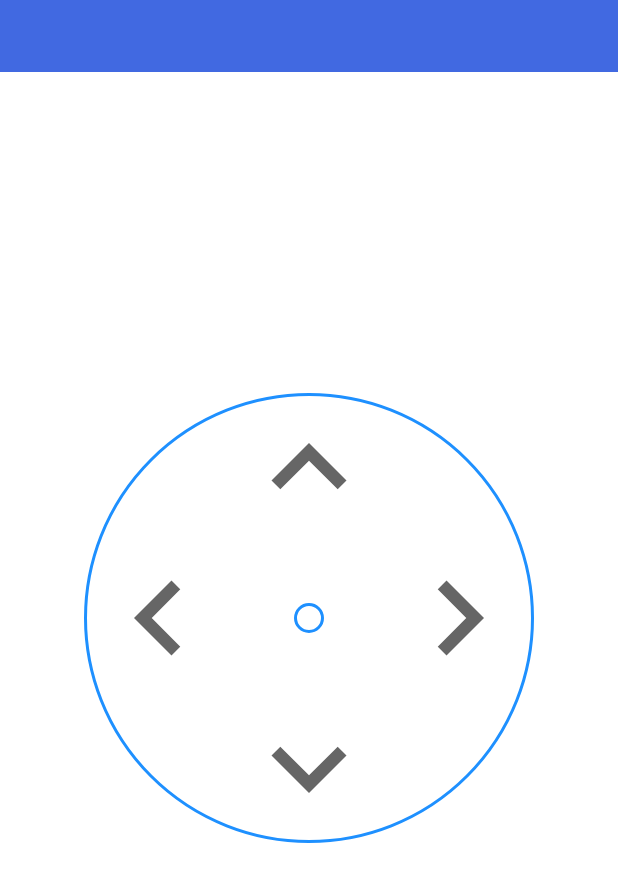
After one commit to hutaodediannao/EspIotSmartConfig, an Android app: the layout fragment_cloud.xml on its own in the app's theme, with its tools: preview values and no code run, on a phone screen of 412 x 824 dp. The commit adds this screen. Shown: the top 882 px of the screen. Run offline under Robolectric (Android 15) with nearby library versions, the phone set to English and light mode, and no system bars.

Commit message:
1、云台接入

```diff
--- a/app/src/main/java/com/app/espiotsmartconfig/fragment/deviceFragment/LightFireFragment.java
+++ b/app/src/main/java/com/app/espiotsmartconfig/fragment/deviceFragment/LightFireFragment.java
@@ -58,7 +58,6 @@ public class LightFireFragment extends BaseFragment {
                 .setMenuVisible(false);
         CustomFireView imageView = rootView.findViewById(R.id.ivFire);
         initListener(imageView);
-
         return rootView;
     }
 
--- /dev/null
+++ b/app/src/main/res/drawable/ic_up.xml
@@ -0,0 +1,11 @@
+<vector xmlns:android="http://schemas.android.com/apk/res/android"
+    android:width="124dp"
+    android:height="124dp"
+    android:autoMirrored="true"
+    android:tint="?attr/colorControlNormal"
+    android:viewportWidth="24"
+    android:viewportHeight="24">
+    <path
+        android:fillColor="@color/whiteSmoke"
+        android:pathData="M12,8l-6,6 1.41,1.41L12,10.83l4.59,4.58L18,14z" />
+</vector>
--- /dev/null
+++ b/app/src/main/res/drawable/radius_stroke_bg.xml
@@ -0,0 +1,8 @@
+<?xml version="1.0" encoding="utf-8"?>
+<shape xmlns:android="http://schemas.android.com/apk/res/android" android:shape="oval">
+    <solid android:color="@color/transparent"/>
+    <corners android:radius="100dp" />
+    <stroke
+        android:color="@color/dodgerBlue"
+        android:width="2dp" />
+</shape>
--- /dev/null
+++ b/app/src/main/res/layout/fragment_cloud.xml
@@ -0,0 +1,63 @@
+<?xml version="1.0" encoding="utf-8"?>
+<RelativeLayout xmlns:android="http://schemas.android.com/apk/res/android"
+    xmlns:tools="http://schemas.android.com/tools"
+    android:layout_width="match_parent"
+    android:layout_height="match_parent"
+    xmlns:app="http://schemas.android.com/apk/res-auto"
+    tools:context=".fragment.deviceFragment.CloudFragment">
+
+    <com.app.espiotsmartconfig.widget.HeaderView
+        android:id="@+id/header"
+        android:layout_width="match_parent"
+        android:layout_height="wrap_content"
+        android:layout_alignParentTop="true"
+        app:backVisible="false"
+        app:rightContent="" />
+
+    <FrameLayout
+        android:layout_width="300dp"
+        android:layout_height="300dp"
+        android:background="@drawable/radius_stroke_bg"
+        android:layout_centerInParent="true">
+
+        <com.app.espiotsmartconfig.widget.CustomFeedImageView
+            android:id="@+id/ivUp"
+            android:layout_width="100dp"
+            android:layout_height="100dp"
+            android:src="@drawable/ic_up"
+            android:scaleType="centerInside"
+            android:layout_gravity="center_horizontal|top"/>
+        <com.app.espiotsmartconfig.widget.CustomFeedImageView
+            android:id="@+id/ivDown"
+            android:layout_width="100dp"
+            android:layout_height="100dp"
+            android:src="@drawable/ic_up"
+            android:scaleType="centerInside"
+            android:rotation="180"
+            android:layout_gravity="center_horizontal|bottom"/>
+        <com.app.espiotsmartconfig.widget.CustomFeedImageView
+            android:id="@+id/ivLeft"
+            android:layout_width="100dp"
+            android:layout_height="100dp"
+            android:src="@drawable/ic_up"
+            android:scaleType="centerInside"
+            android:rotation="-90"
+            android:layout_gravity="center_vertical|left"/>
+        <com.app.espiotsmartconfig.widget.CustomFeedImageView
+            android:id="@+id/ivRight"
+            android:layout_width="100dp"
+            android:layout_height="100dp"
+            android:src="@drawable/ic_up"
+            android:scaleType="centerInside"
+            android:rotation="90"
+            android:layout_gravity="center_vertical|right"/>
+        <ImageView
+            android:layout_width="20dp"
+            android:layout_height="20dp"
+            android:src="@drawable/radius_stroke_bg"
+            android:scaleType="centerInside"
+            android:layout_gravity="center"/>
+
+    </FrameLayout>
+
+</RelativeLayout>
```
Also changed, not shown: app/src/main/java/com/app/espiotsmartconfig/activity/DeviceActivity.java (+27 -2 lines), app/src/main/java/com/app/espiotsmartconfig/cache/Const.java (+17 -8 lines), app/src/main/java/com/app/espiotsmartconfig/fragment/deviceFragment/CloudFragment.java (added, +196 -0 lines), app/src/main/java/com/app/espiotsmartconfig/widget/CustomFeedImageView.java (added, +54 -0 lines).
